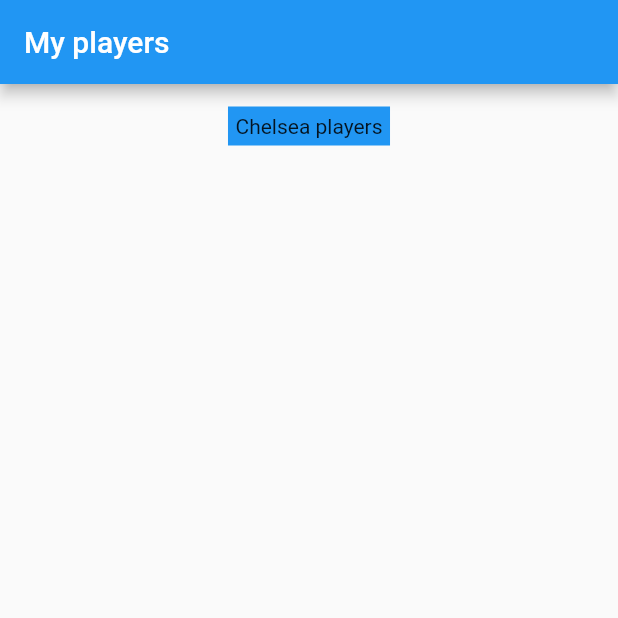
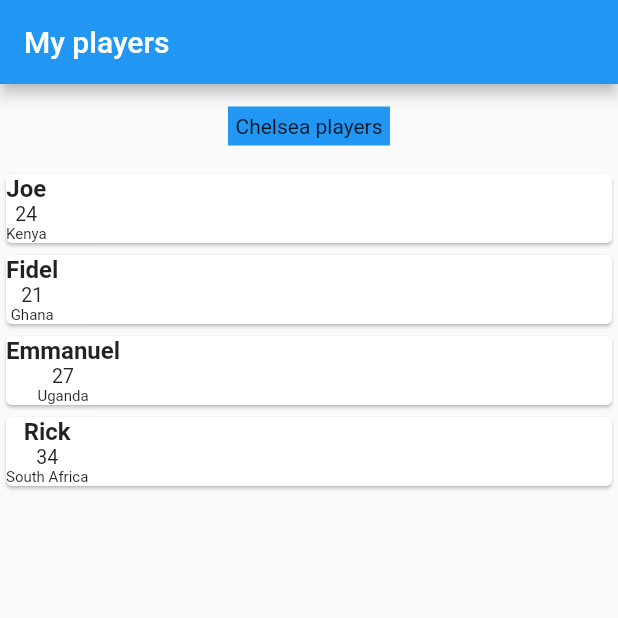
Before and after one commit to wandera7/flutter-players, a Flutter app: the screen it shows after launch, on a phone screen of 412 x 824 dp, the top half of it. Run offline on Flutter 3.47's test engine with Material 2 defaults, Android fonts, the light colour scheme and no system bars.

Commit message:
Attributes column

```diff
--- a/lib/main.dart
+++ b/lib/main.dart
@@ -38,7 +38,13 @@
             Column(children:players.map((player) {
               return Card(
                 child: Row(
-
+                  children: [
+                    Column(children: [
+                      Text(player.name,style: TextStyle(fontSize: 16,fontWeight: FontWeight.bold),),
+                      Text(player.age.toString(),style: TextStyle(fontSize: 13),),
+                      Text(player.location,style: TextStyle(fontSize: 10),)
+                    ],)
+                  ],
                 ),
               );
             }).toList())
```
